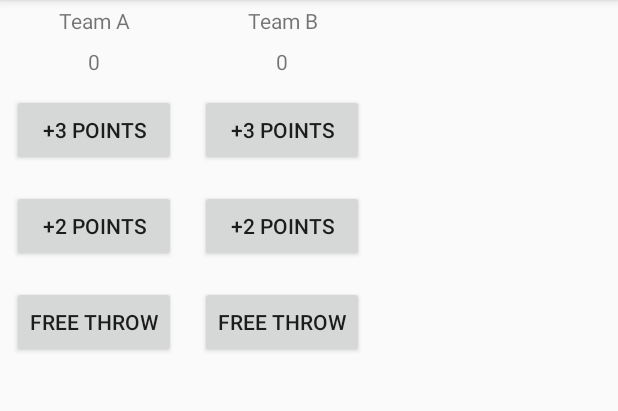
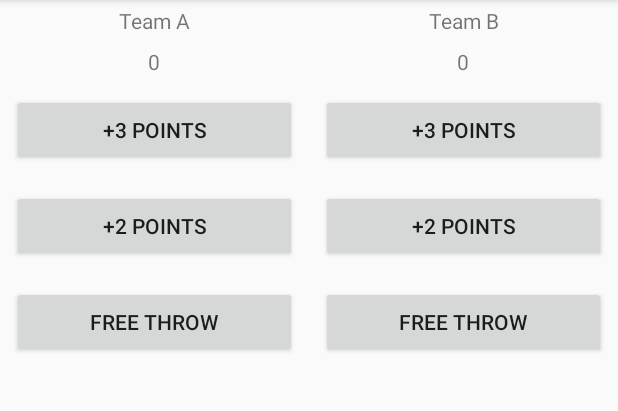
Before and after one commit to amalaugustinejose/CourtCounter, an Android app: the screen it shows after launch (MainActivity), on a phone screen of 412 x 824 dp, the part 84-495 px from its top. Run offline under Robolectric (Android 15) with nearby library versions, the phone set to English and light mode, and no system bars.

Commit message:
Aligned views so as both the team views take equal space

```diff
--- a/app/src/main/res/layout/activity_main.xml
+++ b/app/src/main/res/layout/activity_main.xml
@@ -10,6 +10,7 @@
     <LinearLayout
         android:layout_width="wrap_content"
         android:layout_height="wrap_content"
+        android:layout_weight="1"
         android:orientation="vertical">
 
 
@@ -55,6 +56,7 @@
     <LinearLayout
         android:layout_width="wrap_content"
         android:layout_height="wrap_content"
+        android:layout_weight="1"
         android:orientation="vertical">
 
         <TextView
```
